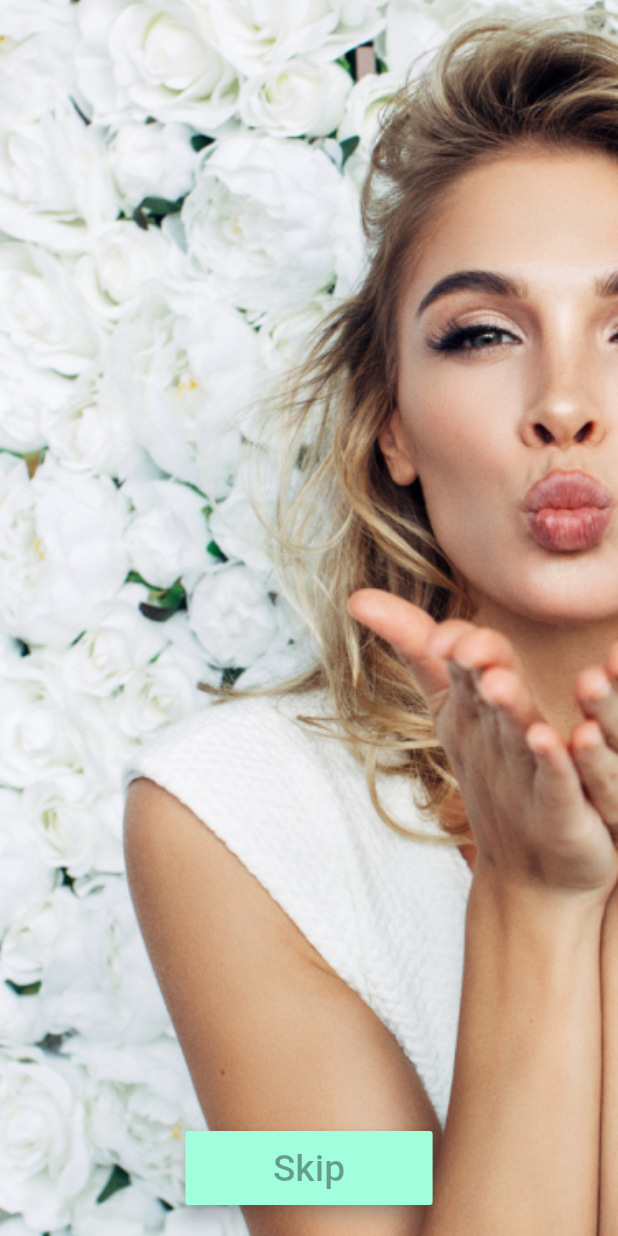
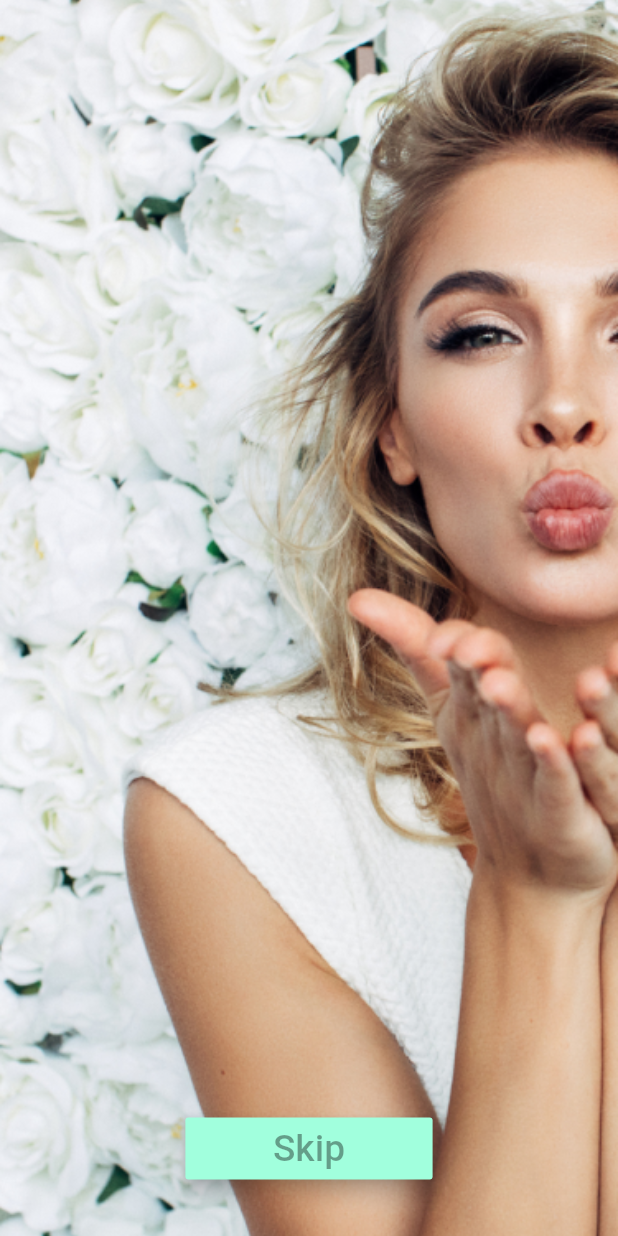
Before and after one commit to kmhk/BestWedding_Flutter, a Flutter app: the screen it shows after launch, on a phone screen of 412 x 824 dp. Run offline on Flutter 3.47's test engine with Material 2 defaults, Android fonts, the phone set to English and light mode, and no system bars; our stand-ins replace sizer; missing offline and left inert: rate_my_app.

Commit message:
Initial Commit

```diff
--- a/lib/main.dart
+++ b/lib/main.dart
@@ -1,18 +1,9 @@
 import 'package:flutter/material.dart';
-import 'package:flutter/services.dart';
-import 'package:sizer/sizer_util.dart';
-import 'package:wedding_app/pages/getstarted/GetStartedIntroPage.dart';
-import 'package:wedding_app/pages/getstarted/GetStartedPage.dart';
-import 'package:wedding_app/pages/intro/Intro2Page.dart';
-import 'package:wedding_app/pages/intro/IntroPage.dart';
-import 'package:wedding_app/pages/LoginPage.dart';
-import 'package:wedding_app/pages/SupplierCategoriesPage.dart';
-
-import 'pages/getstarted/GetStartedStepsPage.dart';
+import 'package:wedding_app/pages/Intro2Page.dart';
+import 'package:wedding_app/pages/IntroPage.dart';
 
 String initialRoute = '/intro';
 void main() {
-
   runApp(MyApp());
 }
 
@@ -28,11 +19,6 @@ class _MyAppState extends State<MyApp> {
   @override
 
   Widget build(BuildContext context) {
-    return LayoutBuilder(
-      builder: (context, constraints) {
-        return OrientationBuilder(
-          builder: (context, orientation) {
-            SizerUtil().init(constraints, orientation);
     return MaterialApp(
       title: "Wedding App",
       theme: ThemeData(
@@ -41,20 +27,9 @@ class _MyAppState extends State<MyApp> {
       ),
       routes: {
         '/intro' : (context) => IntroPage(),
-                '/intro2' : (context) => Intro2Page(),
-                '/getStartedIntro' : (context) => GetStartedIntropage(),
-                '/getStarted' : (context) => GetStartedPage(),
-                '/login' : (context) => LoginPage(),
-                '/getStartedSteps' : (context) => GetStartedStepsPage(),
-                '/supplierCategories' : (context) => SupplierCategoriesPage(),
+        '/intro2' : (context) => Intro2Page()
       },
       initialRoute: initialRoute,
     );
-          },
-        );
-      }
-      );
-
-
   }
 }
--- /dev/null
+++ b/lib/pages/IntroPage.dart
@@ -0,0 +1,51 @@
+
+import 'package:flutter/cupertino.dart';
+import 'package:flutter/material.dart';
+import 'package:wedding_app/resources/values/AppColors.dart';
+import 'package:wedding_app/services/SDP.dart';
+import 'package:wedding_app/services/helper_service.dart';
+
+class IntroPage extends StatefulWidget{
+  @override
+  _IntroPageState createState() => new _IntroPageState();
+
+}
+
+class _IntroPageState extends State<IntroPage>{
+
+
+
+  @override
+  Widget build(BuildContext context) {
+      SDP.init(context);
+      return Scaffold(
+        body: Container(
+          decoration: BoxDecoration(
+            image: DecorationImage(
+              image: AssetImage("assets/introimage.png"),
+              fit: BoxFit.cover,
+            ),
+          ),
+          child: new Container(
+            padding: EdgeInsets.fromLTRB(0, 0 , 0, SDP.sdp(25)),
+            child: Align(
+              alignment: Alignment.bottomCenter,
+              child: ButtonTheme(
+                minWidth: SDP.sdp(120),
+                height: SDP.sdp(30),
+                child: RaisedButton(
+                  onPressed: () {
+                    HelpersService.pushAndRemoveAll(context, '/intro2');
+                  },
+                  child: Text('Skip', style: TextStyle(fontSize: SDP.sdp(18))),
+                  color: AppColors.PRIMARY_COLOR,
+                  textColor: Colors.black38,
+                  elevation: 5,
+                ),
+              ),
+            ),
+          ),
+        ),
+      );
+  }
+}
--- a/lib/resources/values/AppColors.dart
+++ b/lib/resources/values/AppColors.dart
@@ -7,6 +7,4 @@ class AppColors {
   static const Color PRIMARY_COLOR_LIGHT = Color(0xFFA5CFF1);
   static const Color PRIMARY_COLOR_DARK = Color(0xFF0D3656);
   static const Color ACCENT_COLOR = Color(0xFFF2DA04);
-  static const Color LIGTH_ORANGE = Color(0xFFffbd71);
-  static const Color ORANGE = Color(0xFFF2933B);
 }
--- a/pubspec.yaml
+++ b/pubspec.yaml
@@ -28,8 +28,7 @@ dependencies:
   # The following adds the Cupertino Icons font to your application.
   # Use with the CupertinoIcons class for iOS style icons.
   cupertino_icons: ^1.0.0
-  rate_my_app: ^0.7.1+1
-  sizer: ^1.1.8
+
 dev_dependencies:
   flutter_test:
     sdk: flutter
```
Also changed, not shown: lib/pages/Intro2Page.dart (added, +104 -0 lines), lib/services/helper_service.dart (added, +16 -0 lines), pubspec.lock, 1 other file. Lines whose indentation alone changed are shown as unchanged.
